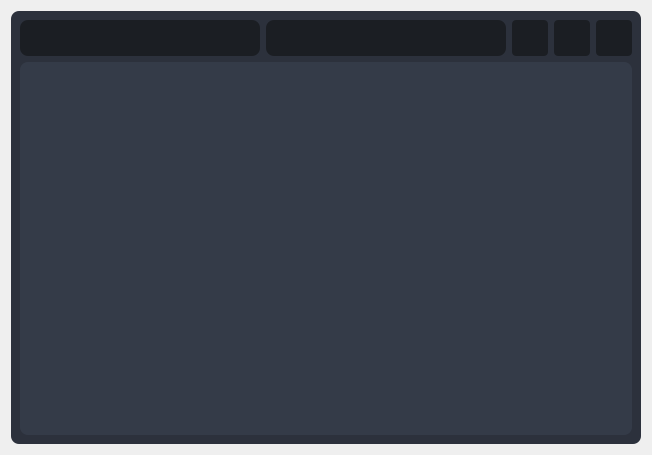
Before: the Qt Designer form src/perfcat/pages/profiler/logcat2/ui_logcat.ui in kaluluosi/PerformanceCatcher, drawn with Qt 5.
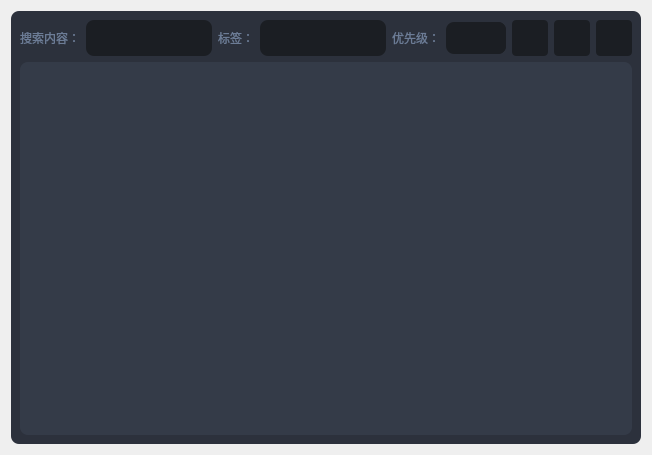
After: the same form once the commit is applied. Icons and pictures are not drawn.

The edit to the form file:
```diff
--- a/src/perfcat/pages/profiler/logcat2/ui_logcat.ui
+++ b/src/perfcat/pages/profiler/logcat2/ui_logcat.ui
@@ -656,6 +656,13 @@
      <layout class="QVBoxLayout" name="verticalLayout_2">
       <item>
        <layout class="QHBoxLayout" name="horizontalLayout">
+        <item>
+         <widget class="QLabel" name="label">
+          <property name="text">
+           <string>搜索内容：</string>
+          </property>
+         </widget>
+        </item>
         <item>
          <widget class="QLineEdit" name="le_search">
           <property name="maximumSize">
@@ -666,6 +673,13 @@
           </property>
          </widget>
         </item>
+        <item>
+         <widget class="QLabel" name="lb_tag">
+          <property name="text">
+           <string>标签：</string>
+          </property>
+         </widget>
+        </item>
         <item>
          <widget class="QLineEdit" name="le_tag">
           <property name="maximumSize">
@@ -676,6 +690,52 @@
           </property>
          </widget>
         </item>
+        <item>
+         <widget class="QLabel" name="lb_priority">
+          <property name="text">
+           <string>优先级：</string>
+          </property>
+         </widget>
+        </item>
+        <item>
+         <widget class="QComboBox" name="cbx_priority">
+          <item>
+           <property name="text">
+            <string/>
+           </property>
+          </item>
+          <item>
+           <property name="text">
+            <string>V</string>
+           </property>
+          </item>
+          <item>
+           <property name="text">
+            <string>D</string>
+           </property>
+          </item>
+          <item>
+           <property name="text">
+            <string>I</string>
+           </property>
+          </item>
+          <item>
+           <property name="text">
+            <string>W</string>
+           </property>
+          </item>
+          <item>
+           <property name="text">
+            <string>E</string>
+           </property>
+          </item>
+          <item>
+           <property name="text">
+            <string>F</string>
+           </property>
+          </item>
+         </widget>
+        </item>
         <item>
          <widget class="QPushButton" name="btn_start">
           <property name="maximumSize">
```
Left out of the diff: 3 changed lines with no effect on the pictures.
